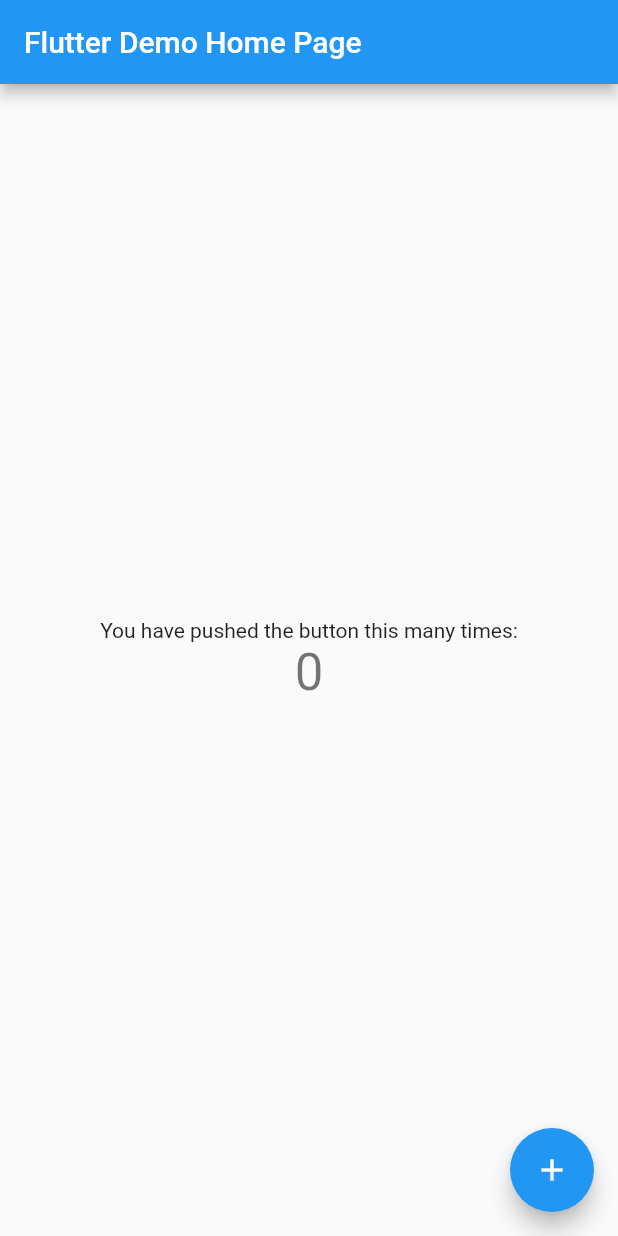
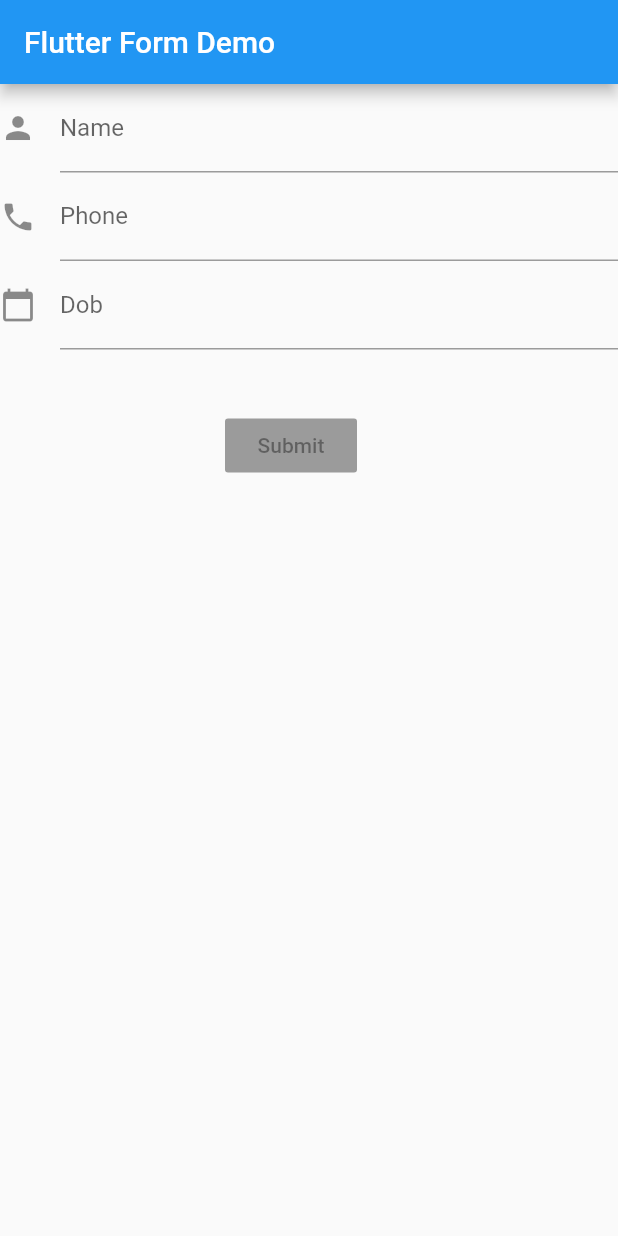
Before and after one commit to ShivamMaster/Scouting467app-Flutter, a Flutter app: the screen it shows after launch, on a phone screen of 412 x 824 dp. Run offline on Flutter 3.47's test engine with Material 2 defaults, Android fonts, the phone set to English and light mode, and no system bars.

Commit message:
Made Field Boxes to show up
Credit to https://www.javatpoint.com/flutter-forms for the code

```diff
--- a/lib/main.dart
+++ b/lib/main.dart
@@ -1,115 +1,72 @@
 import 'package:flutter/material.dart';
 
-void main() {
-  runApp(const MyApp());
-}
+void main() => runApp(MyApp());
 
 class MyApp extends StatelessWidget {
-  const MyApp({Key? key}) : super(key: key);
-
-  // This widget is the root of your application.
   @override
   Widget build(BuildContext context) {
+    final appTitle = 'Flutter Form Demo';
     return MaterialApp(
-      title: 'Flutter Demo',
-      theme: ThemeData(
-        // This is the theme of your application.
-        //
-        // Try running your application with "flutter run". You'll see the
-        // application has a blue toolbar. Then, without quitting the app, try
-        // changing the primarySwatch below to Colors.green and then invoke
-        // "hot reload" (press "r" in the console where you ran "flutter run",
-        // or simply save your changes to "hot reload" in a Flutter IDE).
-        // Notice that the counter didn't reset back to zero; the application
-        // is not restarted.
-        primarySwatch: Colors.blue,
+      title: appTitle,
+      home: Scaffold(
+        appBar: AppBar(
+          title: Text(appTitle),
+        ),
+        body: MyCustomForm(),
       ),
-      home: const MyHomePage(title: 'Flutter Demo Home Page'),
     );
   }
 }
-
-class MyHomePage extends StatefulWidget {
-  const MyHomePage({Key? key, required this.title}) : super(key: key);
-
-  // This widget is the home page of your application. It is stateful, meaning
-  // that it has a State object (defined below) that contains fields that affect
-  // how it looks.
-
-  // This class is the configuration for the state. It holds the values (in this
-  // case the title) provided by the parent (in this case the App widget) and
-  // used by the build method of the State. Fields in a Widget subclass are
-  // always marked "final".
-
-  final String title;
-
+// Create a Form widget.
+class MyCustomForm extends StatefulWidget {
   @override
-  State<MyHomePage> createState() => _MyHomePageState();
+  MyCustomFormState createState() {
+    return MyCustomFormState();
+  }
 }
-
-class _MyHomePageState extends State<MyHomePage> {
-  int _counter = 0;
-
-  void _incrementCounter() {
-    setState(() {
-      // This call to setState tells the Flutter framework that something has
-      // changed in this State, which causes it to rerun the build method below
-      // so that the display can reflect the updated values. If we changed
-      // _counter without calling setState(), then the build method would not be
-      // called again, and so nothing would appear to happen.
-      _counter++;
-    });
-  }
+// Create a corresponding State class. This class holds data related to the form.
+class MyCustomFormState extends State<MyCustomForm> {
+  // Create a global key that uniquely identifies the Form widget
+  // and allows validation of the form.
+  final _formKey = GlobalKey<FormState>();
 
   @override
   Widget build(BuildContext context) {
-    // This method is rerun every time setState is called, for instance as done
-    // by the _incrementCounter method above.
-    //
-    // The Flutter framework has been optimized to make rerunning build methods
-    // fast, so that you can just rebuild anything that needs updating rather
-    // than having to individually change instances of widgets.
-    return Scaffold(
-      appBar: AppBar(
-        // Here we take the value from the MyHomePage object that was created by
-        // the App.build method, and use it to set our appbar title.
-        title: Text(widget.title),
+    // Build a Form widget using the _formKey created above.
+    return Form(
+      key: _formKey,
+      child: Column(
+        crossAxisAlignment: CrossAxisAlignment.start,
+        children: <Widget>[
+          TextFormField(
+            decoration: const InputDecoration(
+              icon: const Icon(Icons.person),
+              hintText: 'Enter your name',
+              labelText: 'Name',
+            ),
+          ),
+          TextFormField(
+            decoration: const InputDecoration(
+              icon: const Icon(Icons.phone),
+              hintText: 'Enter a phone number',
+              labelText: 'Phone',
+            ),
+          ),
+          TextFormField(
+            decoration: const InputDecoration(
+            icon: const Icon(Icons.calendar_today),
+            hintText: 'Enter your date of birth',
+            labelText: 'Dob',
+            ),
+           ),
+          new Container(
+              padding: const EdgeInsets.only(left: 150.0, top: 40.0),
+              child: new RaisedButton(
+                child: const Text('Submit'),
+                  onPressed: null,
+              )),
+        ],
       ),
-      body: Center(
-        // Center is a layout widget. It takes a single child and positions it
-        // in the middle of the parent.
-        child: Column(
-          // Column is also a layout widget. It takes a list of children and
-          // arranges them vertically. By default, it sizes itself to fit its
-          // children horizontally, and tries to be as tall as its parent.
-          //
-          // Invoke "debug painting" (press "p" in the console, choose the
-          // "Toggle Debug Paint" action from the Flutter Inspector in Android
-          // Studio, or the "Toggle Debug Paint" command in Visual Studio Code)
-          // to see the wireframe for each widget.
-          //
-          // Column has various properties to control how it sizes itself and
-          // how it positions its children. Here we use mainAxisAlignment to
-          // center the children vertically; the main axis here is the vertical
-          // axis because Columns are vertical (the cross axis would be
-          // horizontal).
-          mainAxisAlignment: MainAxisAlignment.center,
-          children: <Widget>[
-            const Text(
-              'You have pushed the button this many times:',
-            ),
-            Text(
-              '$_counter',
-              style: Theme.of(context).textTheme.headline4,
-            ),
-          ],
-        ),
-      ),
-      floatingActionButton: FloatingActionButton(
-        onPressed: _incrementCounter,
-        tooltip: 'Increment',
-        child: const Icon(Icons.add),
-      ), // This trailing comma makes auto-formatting nicer for build methods.
     );
   }
 }
```
Also changed, not shown: 1 other file.
